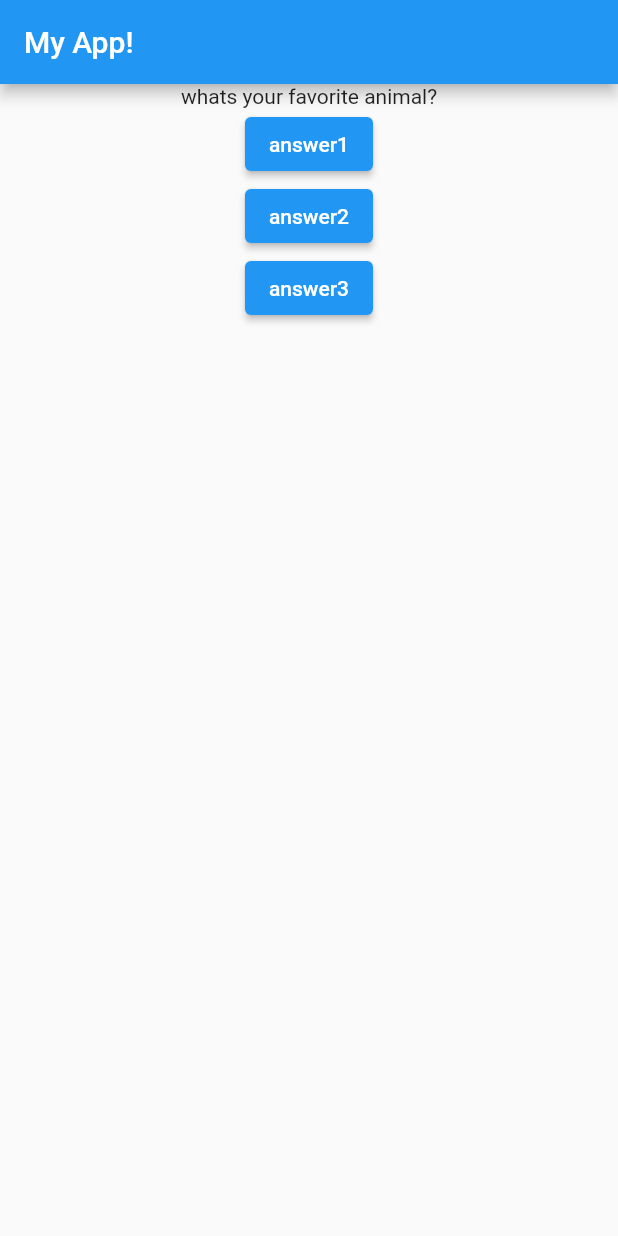
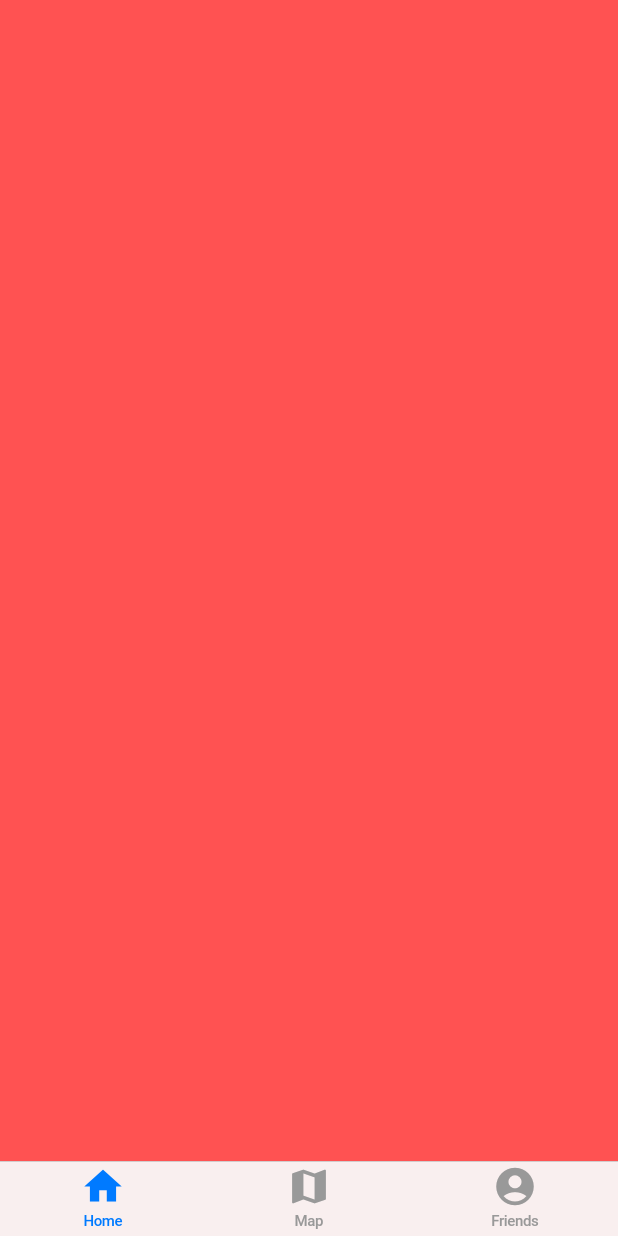
Before and after one commit to krillzon/testapp, a Flutter app: the screen it shows after launch, on a phone screen of 412 x 824 dp. Run offline on Flutter 3.47's test engine with Material 2 defaults, Android fonts, the phone set to English and light mode, and no system bars.

```diff
--- a/myfirstapp/lib/main.dart
+++ b/myfirstapp/lib/main.dart
@@ -1,27 +1,57 @@
 // ignore_for_file: prefer_const_constructors
 
+import 'package:flutter/cupertino.dart';
 import 'package:flutter/material.dart';
 
-void main() => runApp(MyApp());
+void main() => runApp(CupertinoApp(
+                      home: HomeScreen(),
+                      localizationsDelegates:
+                      const <LocalizationsDelegate<dynamic>>[
+                      DefaultMaterialLocalizations.delegate,
+                      DefaultWidgetsLocalizations.delegate]));
 
-class MyApp extends StatefulWidget {
+final GlobalKey<NavigatorState> firstTabNavKey = GlobalKey<NavigatorState>();
+final GlobalKey<NavigatorState> secondTabNavKey = GlobalKey<NavigatorState>();
+final GlobalKey<NavigatorState> thirdTabNavKey = GlobalKey<NavigatorState>();
 
+class HomeScreen extends StatefulWidget {
   @override
-  State<MyApp> createState() => _MyAppState();
+  _HomeScreenState createState() => _HomeScreenState();
 }
 
-class _MyAppState extends State<MyApp> {
-  var questionIndex = 0;
-
-  void answerQuestion() {
-    setState(() {
-      questionIndex += 1;
-    });
-    print(questionIndex);
-  }
-
+// Tabs
+class HomeTab extends StatelessWidget {
   @override
   Widget build(BuildContext context) {
+    return Container(
+      color: Colors.redAccent,
+    );
+  }
+}
+
+class MapTab extends StatelessWidget {
+  @override
+  Widget build(BuildContext context) {
+    return Container(
+      color: Colors.greenAccent,
+    );
+  }
+}
+
+class FriendsTab extends StatelessWidget {
+  @override
+  Widget build(BuildContext context) {
+    return Container(
+      color: Colors.blue,
+    );
+  }
+}
+
+// Home screen class
+class _HomeScreenState extends State<HomeScreen> {
+  @override
+  Widget build(BuildContext context) {
+    /*
     var questions = ["whats your favorite animal?",
                      "whats your favorite color?"];
     return MaterialApp(
@@ -40,4 +70,40 @@ class _MyAppState extends State<MyApp> {
           ))),
     );
   }
+  */
+  return CupertinoTabScaffold(
+    tabBar: CupertinoTabBar(
+      items: const [
+        BottomNavigationBarItem(
+          icon: Icon(Icons.home),
+          label: 'Home',
+        ),
+        BottomNavigationBarItem(
+          icon: Icon(Icons.map),
+          label: 'Map',
+        ),
+        BottomNavigationBarItem(
+          icon: Icon(Icons.account_circle),
+          label: 'Friends',
+        ),
+      ],
+    ), tabBuilder: (BuildContext context, int index) {
+        if (index == 0) {
+          return CupertinoTabView(
+            navigatorKey: firstTabNavKey,
+            builder: (BuildContext context) => HomeTab(),
+          );
+        } else if (index == 1) {
+          return CupertinoTabView(
+            navigatorKey: secondTabNavKey,
+            builder: (BuildContext context) => MapTab(),
+          );
+        } else {
+          return CupertinoTabView(
+            navigatorKey: thirdTabNavKey,
+            builder: (BuildContext context) => FriendsTab(),
+          );
+        }
+      });
+  }
 }
```
